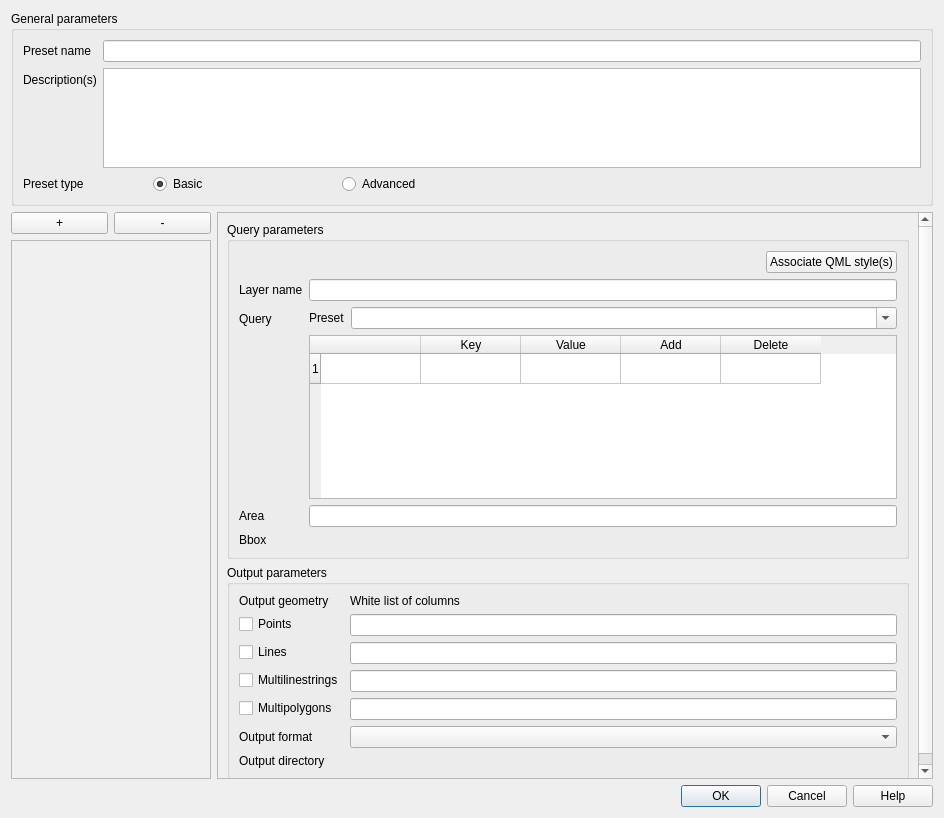
Before: the Qt Designer form QuickOSM/resources/ui/edit_preset.ui in 3liz/QuickOSM, drawn with Qt 5.
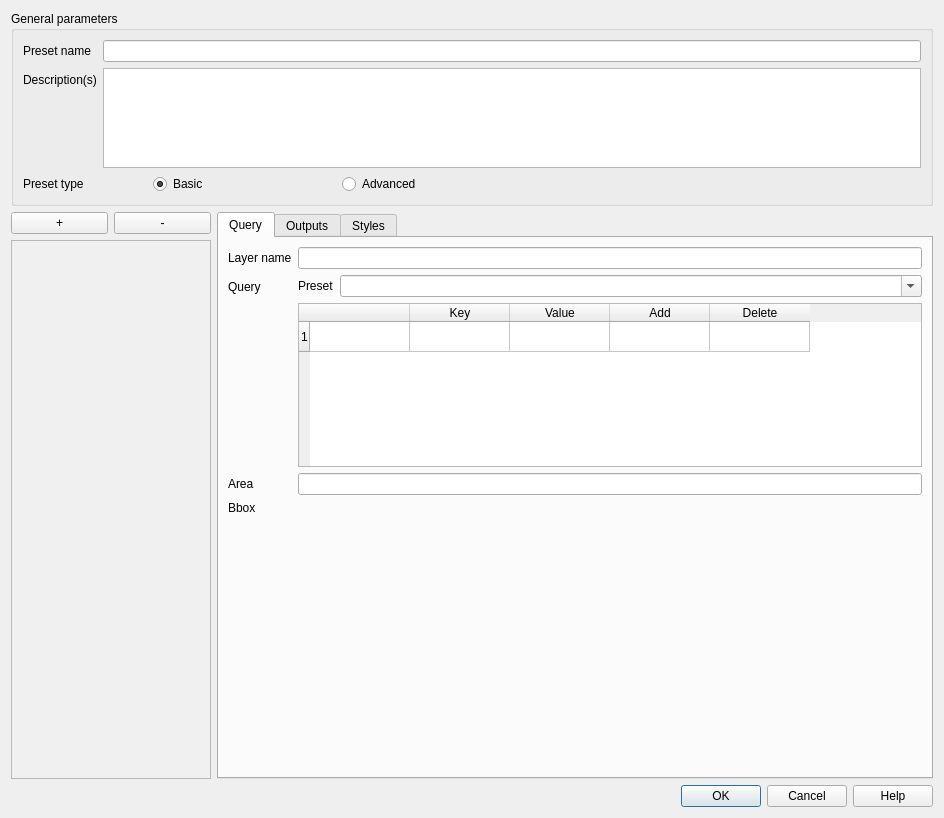
After: the same form once the commit is applied. The open tabs and pages were chosen to show the change. Custom widgets are drawn as their Qt base class.

Commit message: Better message about styles in a preset #360

```diff
--- a/QuickOSM/resources/ui/edit_preset.ui
+++ b/QuickOSM/resources/ui/edit_preset.ui
@@ -216,29 +216,18 @@
       </layout>
      </item>
      <item>
-      <layout class="QVBoxLayout" name="verticalLayout_5">
-       <item>
-        <widget class="QScrollArea" name="scrollArea">
-         <property name="widgetResizable">
-          <bool>true</bool>
-         </property>
-         <widget class="QWidget" name="scrollAreaWidgetContents">
-          <property name="geometry">
-           <rect>
-            <x>0</x>
-            <y>0</y>
-            <width>698</width>
-            <height>629</height>
-           </rect>
-          </property>
-          <layout class="QVBoxLayout" name="verticalLayout_2">
+      <widget class="QTabWidget" name="tab_widget">
+       <property name="currentIndex">
+        <number>2</number>
+       </property>
+       <widget class="QWidget" name="tab_query">
+        <attribute name="title">
+         <string>Query</string>
+        </attribute>
+        <layout class="QVBoxLayout" name="verticalLayout_3">
            <item>
-            <widget class="QGroupBox" name="group_query">
-             <property name="title">
-              <string>Query parameters</string>
-             </property>
-             <layout class="QFormLayout" name="formLayout">
-              <item row="1" column="0">
+          <layout class="QFormLayout" name="formLayout_4">
+           <item row="0" column="0">
                <widget class="QLabel" name="layer_name_label">
                 <property name="toolTip">
                  <string>Set a layer name for the query.</string>
@@ -251,31 +240,21 @@
                 </property>
                </widget>
               </item>
-              <item row="1" column="1">
+           <item row="0" column="1">
                <widget class="QLineEdit" name="layer_name">
                 <property name="toolTip">
                  <string>Set a layer name for the query.</string>
                 </property>
                </widget>
               </item>
-              <item row="5" column="0">
-               <widget class="QLabel" name="label_7">
-                <property name="toolTip">
-                 <string>Surcharge {{GeocodeArea}}. Name of the place</string>
-                </property>
+           <item row="1" column="0">
+            <widget class="QLabel" name="query_parameter">
                 <property name="text">
-                 <string>Area</string>
+              <string>Query</string>
                 </property>
                </widget>
               </item>
-              <item row="5" column="1">
-               <widget class="QLineEdit" name="area">
-                <property name="toolTip">
-                 <string>Surcharge {{GeocodeArea}}. Name of the place</string>
-                </property>
-               </widget>
-              </item>
-              <item row="6" column="0">
+           <item row="3" column="0">
                <widget class="QLabel" name="label_8">
                 <property name="toolTip">
                  <string>Surcharge {{bbox}}. Extent (EPSG:4326): xmin ymin xmax ymax</string>
@@ -288,7 +267,24 @@
               <item row="6" column="1">
                <layout class="QHBoxLayout" name="bbox_layout"/>
               </item>
-              <item row="3" column="1">
+           <item row="2" column="0">
+            <widget class="QLabel" name="label_7">
+             <property name="toolTip">
+              <string>Surcharge {{GeocodeArea}}. Name of the place</string>
+             </property>
+             <property name="text">
+              <string>Area</string>
+             </property>
+            </widget>
+           </item>
+           <item row="2" column="1">
+            <widget class="QLineEdit" name="area">
+             <property name="toolTip">
+              <string>Surcharge {{GeocodeArea}}. Name of the place</string>
+             </property>
+            </widget>
+           </item>
+           <item row="1" column="1">
                <widget class="QStackedWidget" name="stacked_parameters_preset">
                 <property name="sizePolicy">
                  <sizepolicy hsizetype="Preferred" vsizetype="Fixed">
@@ -432,46 +428,17 @@
                 </widget>
                </widget>
               </item>
-              <item row="3" column="0">
-               <widget class="QLabel" name="query_parameter">
-                <property name="text">
-                 <string>Query</string>
-                </property>
-               </widget>
-              </item>
-              <item row="0" column="1">
-               <layout class="QHBoxLayout" name="horizontalLayout_4">
-                <item>
-                 <spacer name="horizontalSpacer">
-                  <property name="orientation">
-                   <enum>Qt::Horizontal</enum>
-                  </property>
-                  <property name="sizeHint" stdset="0">
-                   <size>
-                    <width>40</width>
-                    <height>20</height>
-                   </size>
-                  </property>
-                 </spacer>
-                </item>
-                <item>
-                 <widget class="QPushButton" name="qml_help_button">
-                  <property name="text">
-                   <string>Associate QML style(s)</string>
-                  </property>
-                 </widget>
-                </item>
                </layout>
               </item>
              </layout>
             </widget>
-           </item>
+       <widget class="QWidget" name="tab_outputs">
+        <attribute name="title">
+         <string>Outputs</string>
+        </attribute>
+        <layout class="QVBoxLayout" name="verticalLayout_8">
            <item>
-            <widget class="QGroupBox" name="group_output">
-             <property name="title">
-              <string>Output parameters</string>
-             </property>
-             <layout class="QFormLayout" name="formLayout_2">
+          <layout class="QFormLayout" name="formLayout">
               <item row="0" column="0">
                <widget class="QLabel" name="label_2">
                 <property name="text">
@@ -560,19 +527,33 @@
                </widget>
               </item>
               <item row="6" column="1">
-               <widget class="QgsFileWidget" name="output_directory" native="true"/>
-              </item>
-             </layout>
-            </widget>
+            <widget class="QgsFileWidget" name="output_directory"/>
+           </item>
+          </layout>
            </item>
           </layout>
          </widget>
-        </widget>
-       </item>
+       <widget class="QWidget" name="tab_styles">
+        <attribute name="title">
+         <string>Styles</string>
+        </attribute>
+        <layout class="QVBoxLayout" name="verticalLayout_2">
        <item>
-        <layout class="QHBoxLayout" name="horizontalLayout"/>
-       </item>
-      </layout>
+          <widget class="QLabel" name="label_help_qml">
+           <property name="text">
+            <string notr="true">SET IN PYTHON</string>
+           </property>
+           <property name="wordWrap">
+            <bool>true</bool>
+           </property>
+           <property name="openExternalLinks">
+            <bool>true</bool>
+           </property>
+          </widget>
+         </item>
+        </layout>
+       </widget>
+      </widget>
      </item>
     </layout>
    </item>
```
Left out of the diff: 2 changed lines with no effect on the pictures. Lines whose indentation alone changed are shown as unchanged. The commit also changes 1 other file.
